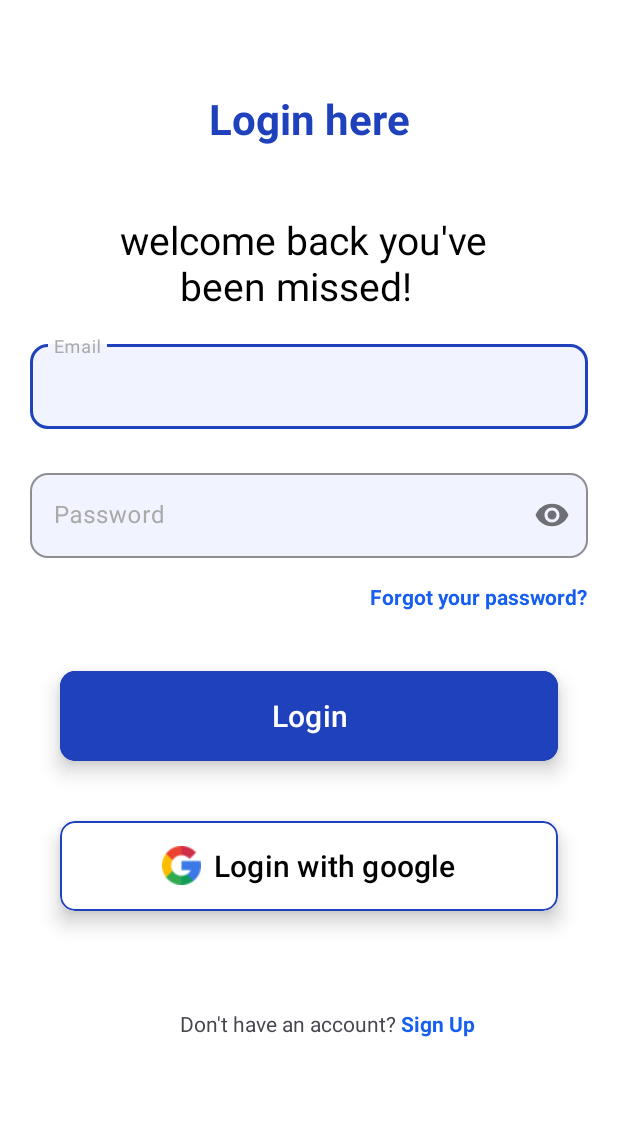
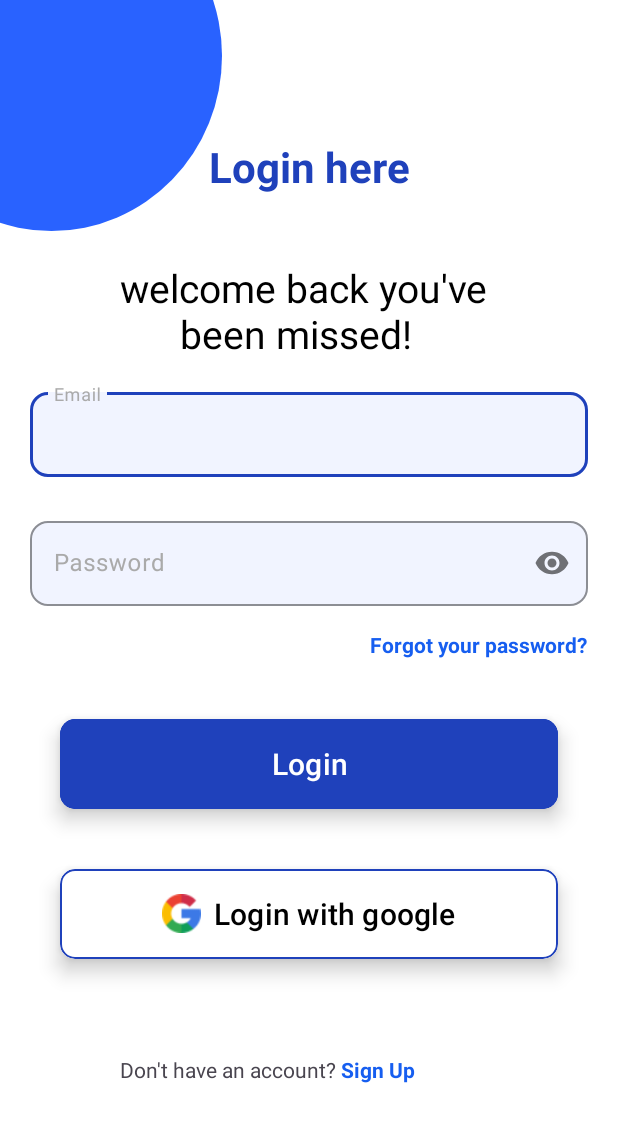
Before and after one commit to eIbrahim67/DIZON, an Android app: the screen it shows after launch (AuthActivity), on a phone screen of 412 x 824 dp. Shown: the top 1122 px of the screen. Run offline under Robolectric (Android 15) with nearby library versions, the phone set to English and light mode, and no system bars; our stand-ins replace navigation-ui; libraries missing offline, so code that uses them is left out: com.opencsv; pictures from the network do not load.

Commit message:
create circle_background.xml & update login UI

```diff
--- /dev/null
+++ b/app/src/main/res/drawable/circle_background.xml
@@ -0,0 +1,4 @@
+<?xml version="1.0" encoding="utf-8"?>
+<shape xmlns:android="http://schemas.android.com/apk/res/android"
+    android:shape="oval">
+    <solid android:color="#2962FF" />  </shape>
--- a/app/src/main/res/layout/fragment_login.xml
+++ b/app/src/main/res/layout/fragment_login.xml
@@ -7,6 +7,19 @@
     tools:context=".login.view.LoginFragment"
     android:background="@color/white">
 
+    <View
+        android:id="@+id/blue_circle_bg"
+        android:layout_width="227dp"
+        android:layout_height="233dp"
+        android:layout_alignParentStart="true"
+        android:layout_alignParentTop="true"
+        android:layout_marginStart="-80dp"
+        android:layout_marginTop="-80dp"
+        android:background="@drawable/circle_background"
+        app:layout_constraintStart_toStartOf="parent"
+        app:layout_constraintTop_toTopOf="parent" />
+
+
     <ScrollView
         android:layout_width="match_parent"
         android:layout_height="match_parent"
@@ -15,6 +28,8 @@
         app:layout_constraintEnd_toEndOf="parent"
         app:layout_constraintStart_toStartOf="parent"
         app:layout_constraintTop_toTopOf="parent">
+
+
 
         <androidx.constraintlayout.widget.ConstraintLayout
             android:id="@+id/constraintLayout"
@@ -26,7 +41,7 @@
                 android:id="@+id/welcomeTextView"
                 android:layout_width="wrap_content"
                 android:layout_height="wrap_content"
-                android:layout_marginTop="40dp"
+                android:layout_marginTop="72dp"
                 android:gravity="center"
                 android:text="@string/welcome_message"
                 android:textColor="@color/primary_color"
@@ -74,6 +89,7 @@
                     android:layout_width="match_parent"
                     android:layout_height="wrap_content"
                     android:hint="@string/email_hint"
+                    android:textColor="@color/black"
                     android:imeOptions="actionNext"
                     android:inputType="textEmailAddress"
                     android:maxLines="1" />
@@ -105,6 +121,7 @@
                     android:layout_width="match_parent"
                     android:layout_height="wrap_content"
                     android:hint="@string/password_hint"
+                    android:textColor="@color/black"
                     android:inputType="textPassword"
                     android:maxLines="1" />
             </com.google.android.material.textfield.TextInputLayout>
@@ -204,8 +221,8 @@
                 android:id="@+id/textView3"
                 android:layout_width="wrap_content"
                 android:layout_height="wrap_content"
-                android:layout_marginStart="80dp"
-                android:layout_marginTop="65dp"
+                android:layout_marginStart="40dp"
+                android:layout_marginTop="64dp"
                 android:text="Don\'t have an account? "
                 app:layout_constraintStart_toStartOf="@+id/card21"
                 app:layout_constraintTop_toBottomOf="@+id/card21" />
```
